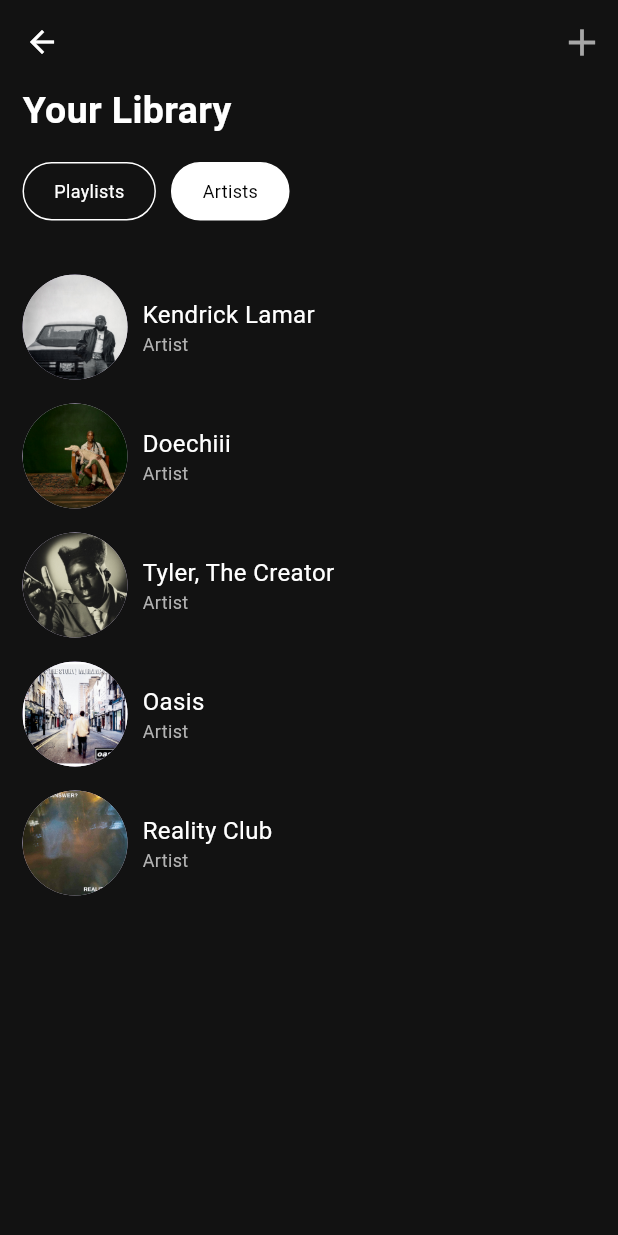
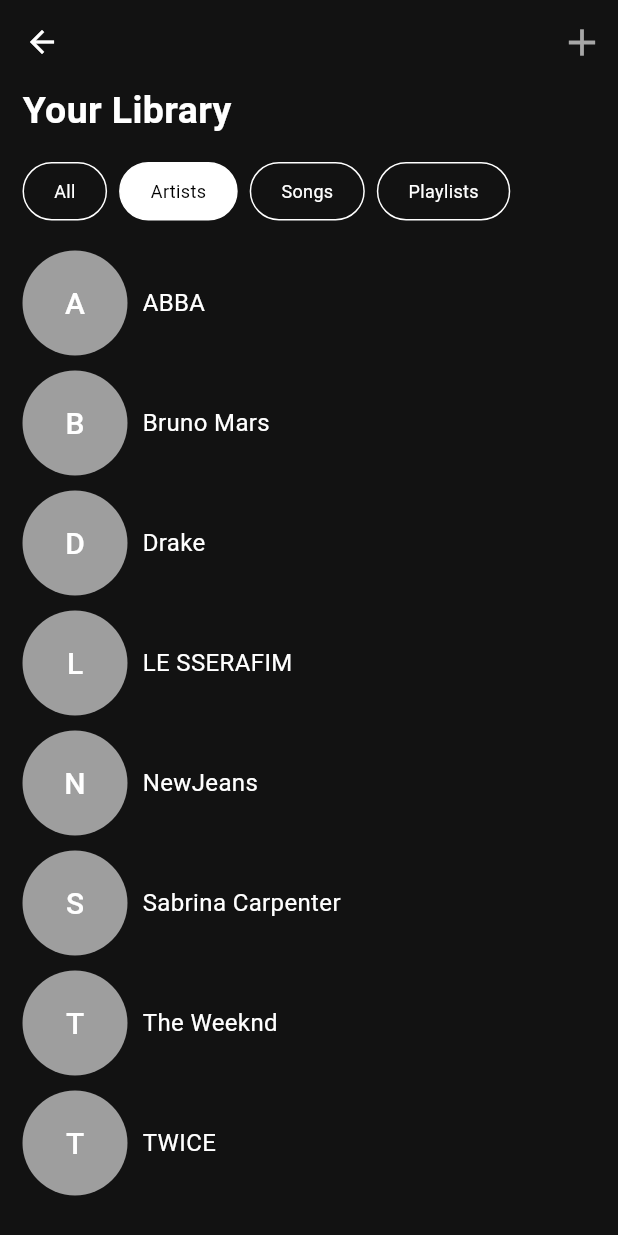
Before and after one commit to cassandraeunice/flutter-activity, a Flutter app: the LibraryPage screen opened directly, after a tap on "Artists", on a phone screen of 412 x 824 dp. Run offline on Flutter 3.47's test engine with Material 3 defaults, Android fonts, the phone set to English and light mode, and no system bars; our stand-ins replace audioplayers, cloud_firestore, firebase_auth, firebase_core; accounts and stored records are empty.

Commit message:
updated library
pacheck ako

```diff
--- a/lib/pages/library.dart
+++ b/lib/pages/library.dart
@@ -1,6 +1,8 @@
 import 'package:flutter/material.dart';
 import 'create_playlist.dart';
 import 'edit_playlist.dart';
+import 'dart:convert';
+import 'package:flutter/services.dart';
 
 class LibraryPage extends StatefulWidget {
   @override
@@ -9,13 +11,50 @@
 
 class _LibraryPageState extends State<LibraryPage> {
   List<Map<String, String>> _playlists = [];
-  List<Map<String, String>> _artists = [
-    {'name': 'Kendrick Lamar', 'imagePath': 'assets/album/gnx.jpg'},
-    {'name': 'Doechiii', 'imagePath': 'assets/album/alligatorbites.jpg'},
-    {'name': 'Tyler, The Creator', 'imagePath': 'assets/album/chromakopia.jpg'},
-  ];
+  List<Map<String, dynamic>> _songs = [];
+  String _selectedCategory = 'All';
 
-  String _selectedCategory = 'All';  // Track selected category
+  @override
+  void initState() {
+    super.initState();
+    _loadSongs();
+  }
+
+  Future<void> _loadSongs() async {
+    final String response = await rootBundle.loadString('assets/songs.json');
+    final List<dynamic> data = json.decode(response);
+    setState(() {
+      _songs = List<Map<String, dynamic>>.from(data)
+        ..sort((a, b) => a['title'].toLowerCase().compareTo(b['title'].toLowerCase()));
+    });
+  }
+
+  final ScrollController _scrollController = ScrollController();
+  final List<String> _alphabet = List.generate(26, (index) => String.fromCharCode(65 + index));
+
+  void _scrollToLetter(String letter) {
+    Map<String, List<Map<String, dynamic>>> groupedSongs = {};
+    for (var song in _songs) {
+      String firstLetter = song['title'][0].toUpperCase();
+      if (!groupedSongs.containsKey(firstLetter)) {
+        groupedSongs[firstLetter] = [];
+      }
+      groupedSongs[firstLetter]!.add(song);
+    }
+
+    if (groupedSongs.containsKey(letter)) {
+      double offset = 0.0;
+      for (var key in groupedSongs.keys) {
+        if (key == letter) break;
+        offset += (groupedSongs[key]!.length * 80) + 40; // Approximate height of items and headers
+      }
+      _scrollController.animateTo(
+        offset,
+        duration: Duration(milliseconds: 300),
+        curve: Curves.easeInOut,
+      );
+    }
+  }
 
   @override
   Widget build(BuildContext context) {
@@ -70,12 +109,11 @@
           )
         ],
       ),
-      body: Padding(
+      body: Stack(
+        children: [
+          ListView(
+            controller: _scrollController,
             padding: const EdgeInsets.only(left: 15.0, bottom: 15.0, right: 15.0),
-        child: ListView(
-          children: [
-            Row(
-              mainAxisAlignment: MainAxisAlignment.spaceBetween,
             children: [
               Text(
                 "Your Library",
@@ -85,42 +123,59 @@
                   fontWeight: FontWeight.bold,
                 ),
               ),
-              ],
-            ),
               SizedBox(height: 16),
               SingleChildScrollView(
                 scrollDirection: Axis.horizontal,
                 child: Row(
                   children: [
+                    _buildCategoryChip('All'),
+                    SizedBox(width: 8),
+                    _buildCategoryChip('Artists'),
+                    SizedBox(width: 8),
+                    _buildCategoryChip('Songs'),
+                    SizedBox(width: 8),
                     _buildCategoryChip('Playlists'),
-                  SizedBox(width: 10),
-                  _buildCategoryChip('Artists'),
-                  SizedBox(width: 10),
                   ],
                 ),
               ),
               SizedBox(height: 20),
-            if (_selectedCategory == 'All' || _selectedCategory == 'Playlists') ...[
-              _buildRecentlyPlayedItem('Liked Songs', 'Playlist - 58 songs', 'assets/playlist/liked.jpeg'),
-              SizedBox(height: 16),
-              _buildRecentlyPlayedItem('On Repeat', 'Playlist', 'assets/playlist/playlist2.jpg'),
-              SizedBox(height: 16),
-              ..._playlists.map((playlist) => _buildPlaylistItem(playlist)).toList(),
+              if (_selectedCategory == 'All' || _selectedCategory == 'Songs') ...[
+                _buildSongList(),
               ],
               if (_selectedCategory == 'All' || _selectedCategory == 'Artists') ...[
-              SizedBox(height: 16),
-              _buildArtistItem('Kendrick Lamar', 'Artist', 'assets/album/gnx.jpg'),
-              SizedBox(height: 16),
-              _buildArtistItem('Doechiii', 'Artist', 'assets/album/alligatorbites.jpg'),
-              SizedBox(height: 16),
-              _buildArtistItem('Tyler, The Creator', 'Artist', 'assets/album/chromakopia.jpg'),
-              SizedBox(height: 16),
-              _buildArtistItem('Oasis', 'Artist', 'assets/album/oasis.jpg'),
-              SizedBox(height: 16),
-              _buildArtistItem('Reality Club', 'Artist', 'assets/album/realityclub.jpg'),
+                ..._getUniqueArtists().map((artist) => _buildArtistItem(artist)).toList(),
+              ],
+              if (_selectedCategory == 'All' || _selectedCategory == 'Playlists') ...[
+                ..._playlists.map((_playlists) => _buildPlaylistItem(_playlists)).toList(),
               ],
             ],
           ),
+          if (_selectedCategory == 'All' || _selectedCategory == 'Songs')
+            Positioned(
+              right: 0,
+              top: 50,
+              bottom: 50,
+              child: Column(
+                mainAxisAlignment: MainAxisAlignment.center,
+                children: _alphabet.map((letter) {
+                  return GestureDetector(
+                    onTap: () => _scrollToLetter(letter),
+                    child: Padding(
+                      padding: const EdgeInsets.symmetric(vertical: 2.0),
+                      child: Text(
+                        letter,
+                        style: TextStyle(
+                          color: Colors.white,
+                          fontSize: 12,
+                          fontWeight: FontWeight.bold,
+                        ),
+                      ),
+                    ),
+                  );
+                }).toList(),
+              ),
+            ),
+        ],
       ),
     );
   }
@@ -129,7 +184,7 @@
     return GestureDetector(
       onTap: () {
         setState(() {
-          _selectedCategory = (_selectedCategory == label) ? 'All' : label; // Toggle the selected category
+          _selectedCategory = label;
         });
       },
       child: Container(
@@ -153,28 +208,66 @@
     );
   }
 
-  Widget _buildRecentlyPlayedItem(String title, String subtitle, String imagePath) {
-    return Row(
+  Widget _buildSongList() {
+    Map<String, List<Map<String, dynamic>>> groupedSongs = {};
+    for (var song in _songs) {
+      String firstLetter = song['title'][0].toUpperCase();
+      if (!groupedSongs.containsKey(firstLetter)) {
+        groupedSongs[firstLetter] = [];
+      }
+      groupedSongs[firstLetter]!.add(song);
+    }
+
+    return Column(
+      crossAxisAlignment: CrossAxisAlignment.start,
+      children: groupedSongs.entries.map((entry) {
+        return Column(
+          crossAxisAlignment: CrossAxisAlignment.start,
+          children: [
+            Padding(
+              padding: const EdgeInsets.symmetric(vertical: 8.0),
+              child: Text(
+                entry.key,
+                style: TextStyle(
+                  color: Colors.white,
+                  fontSize: 18,
+                  fontWeight: FontWeight.bold,
+                ),
+              ),
+            ),
+            ...entry.value.map((song) => _buildSongItem(song)).toList(),
+          ],
+        );
+      }).toList(),
+    );
+  }
+
+  Widget _buildSongItem(Map<String, dynamic> song) {
+    return Padding(
+      padding: const EdgeInsets.only(bottom: 10.0),
+      child: Row(
         children: [
           Image.asset(
-          imagePath,
+            song['image'],
             width: 67,
             height: 67,
           ),
           SizedBox(width: 10),
-        Column(
-          mainAxisAlignment: MainAxisAlignment.center,
+          Expanded(
+            child: Column(
               crossAxisAlignment: CrossAxisAlignment.start,
               children: [
                 Text(
-              title,
+                  song['title'],
                   style: TextStyle(
                     color: Colors.white,
                     fontSize: 16,
                   ),
+                  maxLines: 2, // Allow up to 2 lines for long titles
+                  overflow: TextOverflow.ellipsis, // Add ellipsis if it exceeds 2 lines
                 ),
                 Text(
-              subtitle,
+                  song['artist'],
                   style: TextStyle(
                     color: Color(0xFFB3B3B3),
                     fontSize: 12,
@@ -182,14 +275,48 @@
                 ),
               ],
             ),
+          ),
         ],
+      ),
+    );
+  }
+
+  Widget _buildArtistItem(String artist) {
+    return Padding(
+      padding: const EdgeInsets.only(bottom: 10.0),
+      child: Row(
+        children: [
+          CircleAvatar(
+            radius: 35,
+            backgroundColor: Colors.grey,
+            child: Text(
+              artist[0],
+              style: TextStyle(color: Colors.white, fontSize: 20),
+            ),
+          ),
+          SizedBox(width: 10),
+          Text(
+            artist,
+            style: TextStyle(
+              color: Colors.white,
+              fontSize: 16,
+            ),
+          ),
+        ],
+      ),
     );
   }
 
   Widget _buildPlaylistItem(Map<String, String> playlist) {
-    return Row(
+    return Padding(
+      padding: const EdgeInsets.only(bottom: 10.0),
+      child: Row(
         children: [
-        _buildRecentlyPlayedItem(playlist['name']!, 'Playlist', playlist['imagePath']!),
+          _buildRecentlyPlayedItem(
+            playlist['name'] ?? 'Unknown Playlist', // Default value
+            'Playlist',
+            playlist['image'] ?? 'assets/defaultpic.jpg', // Default image
+          ),
           IconButton(
             icon: Icon(Icons.edit, color: Colors.white),
             onPressed: () async {
@@ -203,7 +330,7 @@
                     child: Container(
                       width: 300,
                       height: 350,
-                    child: EditPlaylist(initialName: playlist['name']!),
+                      child: EditPlaylist(initialName: playlist['name'] ?? ''),
                     ),
                   );
                 },
@@ -225,38 +352,44 @@
             },
           ),
         ],
+      ),
     );
   }
 
-  Widget _buildArtistItem(String name, String subtitle, String imagePath) {
+  Widget _buildRecentlyPlayedItem(String title, String subtitle, String imagePath) {
     return Row(
       children: [
-        CircleAvatar(
-          radius: 35,
-          backgroundImage: AssetImage(imagePath),
+        Image.asset(
+          imagePath,
+          width: 67,
+          height: 67,
+          errorBuilder: (context, error, stackTrace) {
+            return Icon(Icons.broken_image, color: Colors.grey, size: 67);
+          },
         ),
         SizedBox(width: 10),
         Column(
-          mainAxisAlignment: MainAxisAlignment.center,
           crossAxisAlignment: CrossAxisAlignment.start,
           children: [
             Text(
-              name,
-              style: TextStyle(
-                color: Colors.white,
-                fontSize: 16,
-              ),
+              title,
+              style: TextStyle(color: Colors.white, fontSize: 16),
             ),
             Text(
               subtitle,
-              style: TextStyle(
-                color: Color(0xFFB3B3B3),
-                fontSize: 12,
-              ),
+              style: TextStyle(color: Color(0xFFB3B3B3), fontSize: 12),
             ),
           ],
         ),
       ],
     );
   }
+
+  List<String> _getUniqueArtists() {
+    return _songs
+        .map((song) => song['artist'] as String)
+        .toSet()
+        .toList()
+      ..sort((a, b) => a.toLowerCase().compareTo(b.toLowerCase()));
   }
+}
```
Lines whose indentation alone changed are shown as unchanged.
